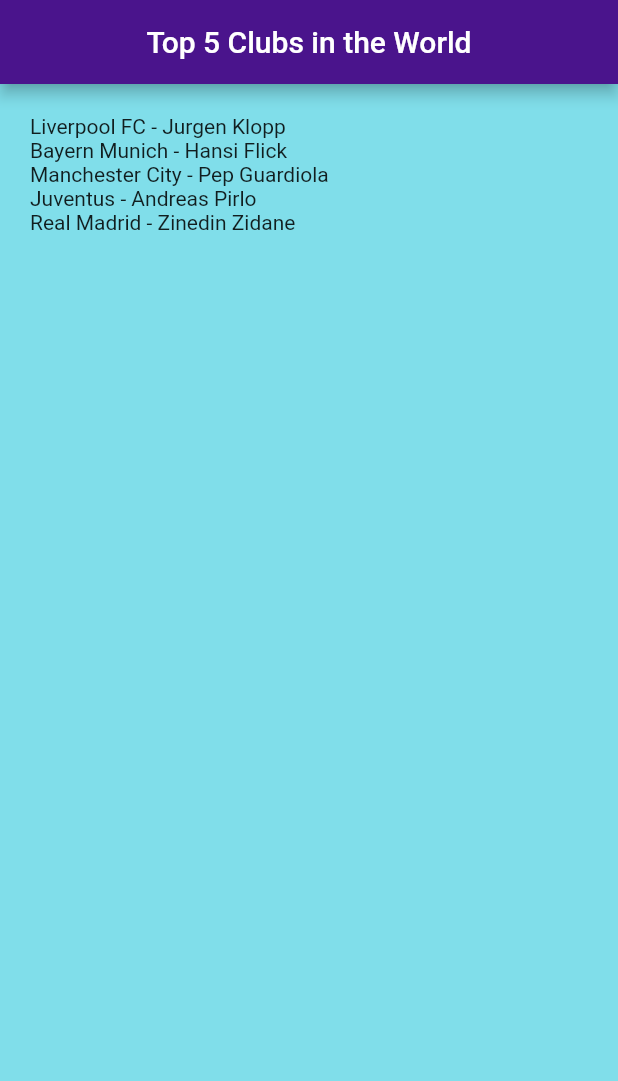
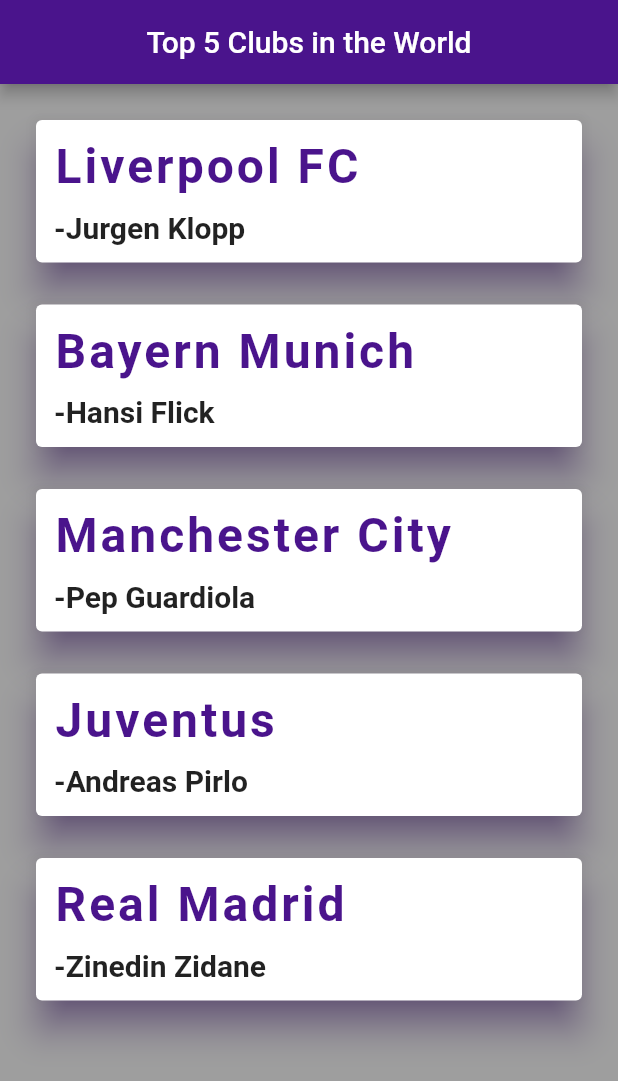
Before and after one commit to musrah13/my_first_flutter_app, a Flutter app: the screen it shows after launch, on a phone screen of 412 x 824 dp. Shown: the top 1081 px of the screen. Run offline on Flutter 3.47's test engine with Material 2 defaults, Android fonts, the phone set to English and light mode, and no system bars.

Commit message:
custom class learned

```diff
--- a/lib/main.dart
+++ b/lib/main.dart
@@ -8,6 +8,41 @@
 }
 
 class Clubs extends StatelessWidget {
+  Widget generateCard(FootballClub fc){
+    return Container(
+      margin: EdgeInsets.fromLTRB(0, 0, 0, 20),
+      child: Card(
+        shadowColor: Colors.purple[900],
+        elevation: 10,
+        child: Padding(
+          padding: const EdgeInsets.all(12.0),
+          child: Column(
+            crossAxisAlignment: CrossAxisAlignment.stretch,
+            children: <Widget>[
+              Text(
+                fc.clubName,
+                style: TextStyle(
+                  letterSpacing: 2,
+                  fontWeight: FontWeight.bold,
+                  fontSize: 32,
+                  color: Colors.purple[900],
+                ),
+              ),
+              SizedBox(height: 10),
+              Text(
+                '-' + fc.manager,
+                style: TextStyle(
+                  fontWeight: FontWeight.bold,
+                  fontSize: 20,
+                ),
+              ),
+            ],
+          ),
+        ),
+      ),
+    );
+  }
+
   List<FootballClub> fc = [
     FootballClub(manager: 'Jurgen Klopp', clubName: 'Liverpool FC'),
     FootballClub(manager: 'Hansi Flick', clubName: 'Bayern Munich'),
@@ -19,7 +54,7 @@
   @override
   Widget build(BuildContext context) {
     return Scaffold(
-      backgroundColor: Colors.cyan[200],
+      backgroundColor: Colors.grey,
       appBar: AppBar(
         title: Text(
           'Top 5 Clubs in the World',
@@ -31,7 +66,7 @@
         padding: EdgeInsets.all(20),
         child: Column(
           crossAxisAlignment: CrossAxisAlignment.start,
-          children: fc.map((fc) => Text('${fc.clubName} - ${fc.manager}')).toList(),
+          children: fc.map((fc) => generateCard(fc)).toList(),
         ),
       ),
     );
```
